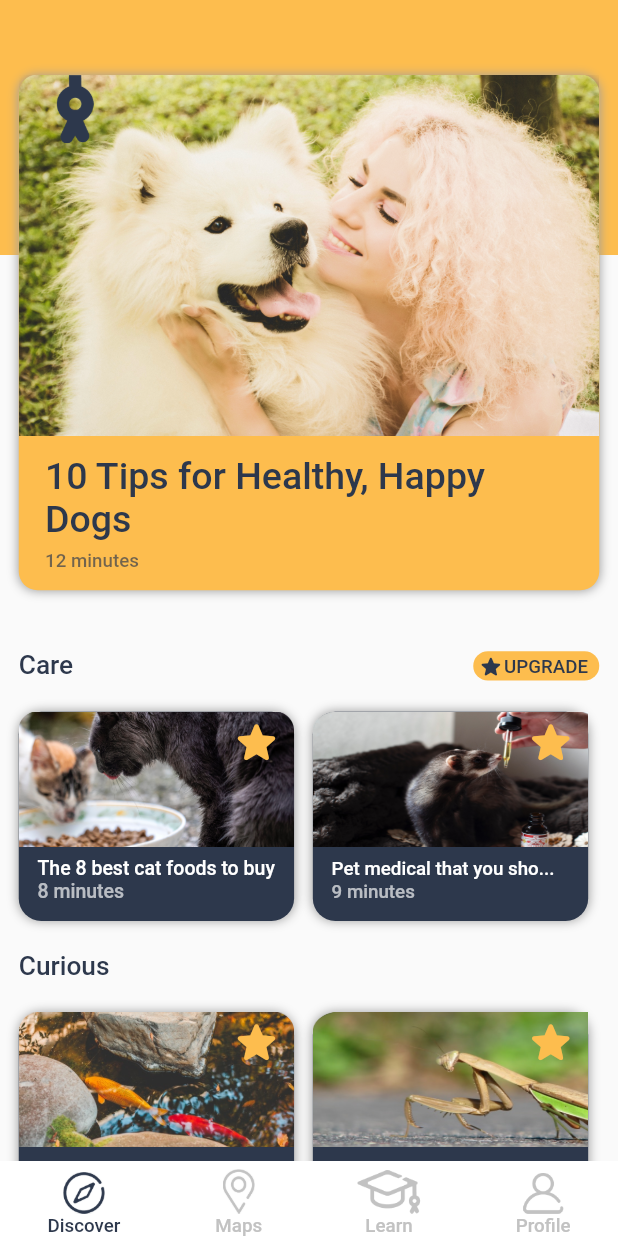
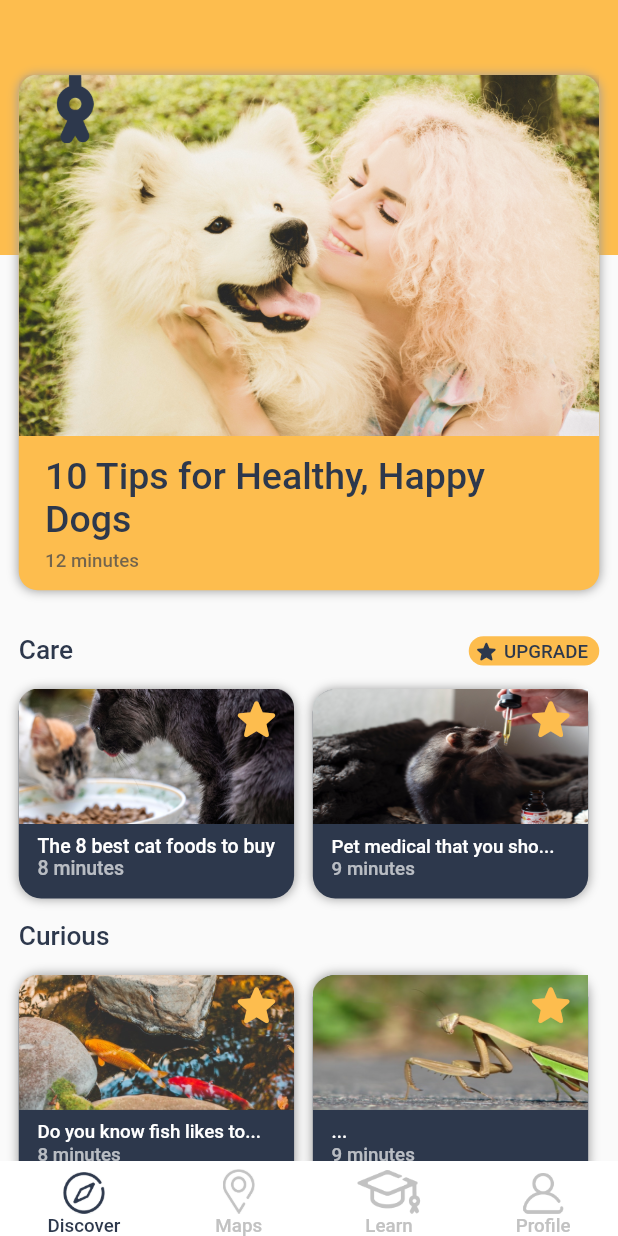
Before and after one commit to dnamme/mobile-dev-challenge, a Flutter app: the screen it shows after launch, on a phone screen of 412 x 824 dp. Run offline on Flutter 3.47's test engine with Material 2 defaults, Android fonts, the phone set to English and light mode, and no system bars; our stand-ins replace google_fonts; missing offline and left inert: dart:ffi.

Commit message:
Final edit for spacing, add GestureDetector

```diff
--- a/lib/main.dart
+++ b/lib/main.dart
@@ -76,7 +76,7 @@ class _HomeState extends State<Home> {
                               ))
                         ]))),
                 new Padding(
-                    padding: EdgeInsets.fromLTRB(12.5, 40.0, 12.5, 7.5),
+                    padding: EdgeInsets.fromLTRB(12.5, 30.0, 12.5, 2.5),
                     child: new Row(
                         mainAxisAlignment: MainAxisAlignment.spaceBetween,
                         children: [
@@ -91,16 +91,19 @@ class _HomeState extends State<Home> {
                                 borderRadius:
                                     BorderRadius.all(Radius.circular(15.0))),
                             padding: EdgeInsets.fromLTRB(3.0, 1.0, 7.5, 1.0),
-                            child: new Row(
-                              children: [
+                            child: GestureDetector(
+                              onTap: () {},
+                              child: new Row(children: [
                                 new Icon(Icons.star_rounded,
                                     color: Color(0xff2d384c), size: 17.5),
-                                new Text('UPGRADE',
-                                    style: GoogleFonts.roboto(
-                                        color: Color(0xff2d384c),
-                                        fontSize: 12.5,
-                                        fontWeight: FontWeight.w500))
-                              ],
+                                new Padding(
+                                    padding: EdgeInsets.only(left: 3.0),
+                                    child: new Text('UPGRADE',
+                                        style: GoogleFonts.roboto(
+                                            color: Color(0xff2d384c),
+                                            fontSize: 12.5,
+                                            fontWeight: FontWeight.w500)))
+                              ]),
                             ),
                           )
                         ])),
@@ -209,7 +212,7 @@ class _HomeState extends State<Home> {
                               )),
                         ]))),
                 new Padding(
-                    padding: EdgeInsets.fromLTRB(12.5, 7.5, 12.5, 7.5),
+                    padding: EdgeInsets.fromLTRB(12.5, 2.5, 12.5, 2.5),
                     child: new Text('Curious',
                         style: GoogleFonts.roboto(
                             color: Color(0xff2d384c),
```
